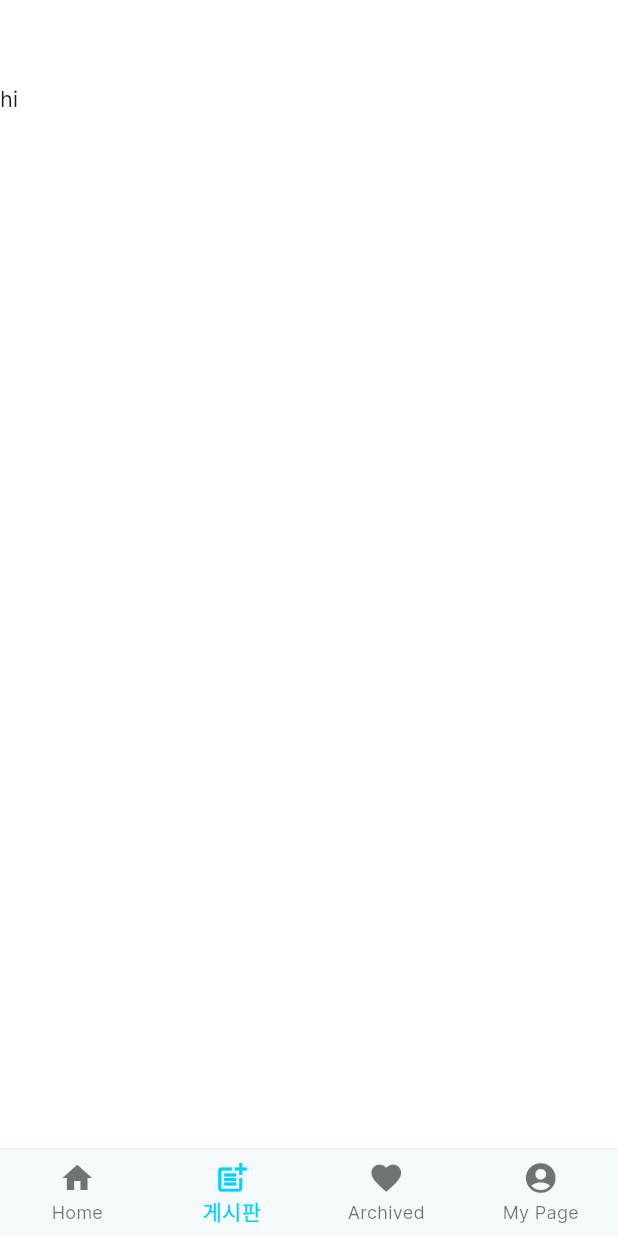
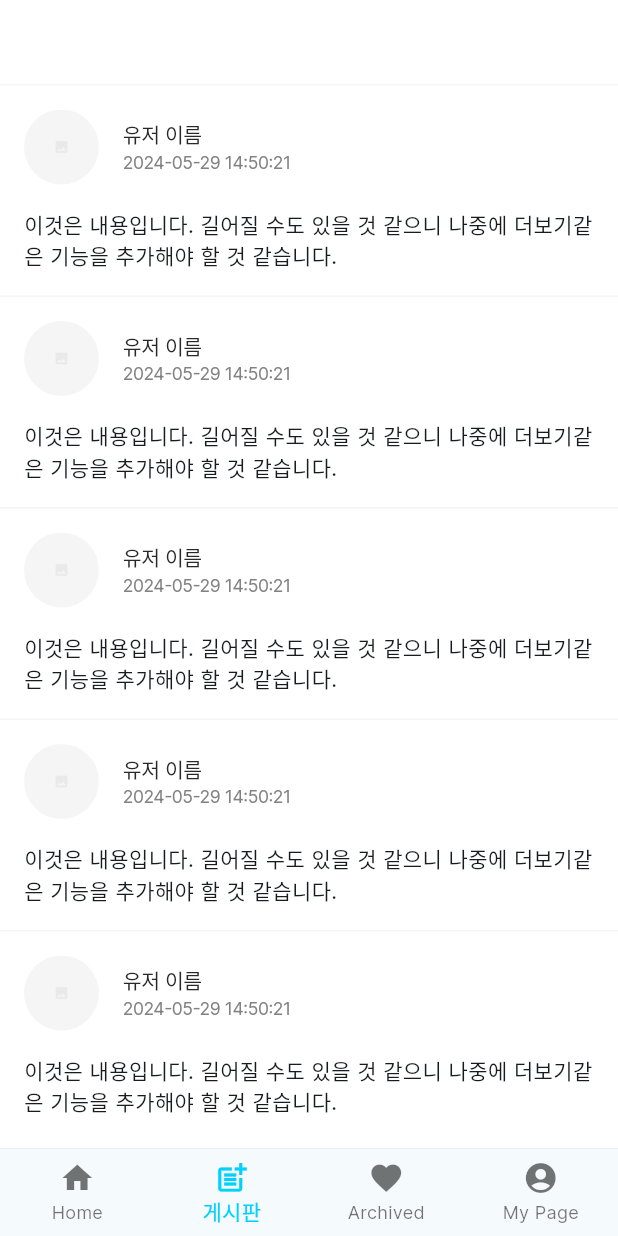
Before and after one commit to Team-FloWee/kovel-app, a Flutter app: the PostListScreen screen opened by its route, on a phone screen of 412 x 824 dp. Run offline on Flutter 3.47's test engine with Material 3 defaults, Android fonts, the phone set to English and light mode, and no system bars; our stand-ins replace cached_network_image, cloud_firestore, dio, easy_debounce, easy_localization, firebase_auth and 13 more; missing offline and left inert: kakao_flutter_sdk_user; accounts and stored records are empty; generated files the repository leaves out were written again.

Commit message:
feat: PostListScreen 뼈대 작업

```diff
--- /dev/null
+++ b/lib/presentation/post/components/post_widget.dart
@@ -0,0 +1,52 @@
+import 'package:flutter/material.dart';
+import 'package:flutter_screenutil/flutter_screenutil.dart';
+import 'package:kovel_app/config/ui_config.dart';
+import 'package:kovel_app/presentation/components/cached_network_image_component.dart';
+
+class PostWidget extends StatelessWidget {
+  const PostWidget({super.key});
+
+  @override
+  Widget build(BuildContext context) {
+    return Container(
+      width: 1.sw,
+      child: Column(
+        children: [
+          Divider(color: UiConfig.black.shade500, height: 1),
+          SizedBox(height: 16),
+          Row(
+            children: [
+              SizedBox(width: 16),
+              ClipRRect(
+                borderRadius: BorderRadius.circular(50),
+                child: Image.asset(
+                  'assets/images/blank_image.png',
+                  width: 50,
+                  height: 50,
+                ),
+              ),
+              SizedBox(width: 16),
+              Column(
+                crossAxisAlignment: CrossAxisAlignment.start,
+                children: [
+                  Text('유저 이름', style: UiConfig.bodyStyle),
+                  Text('2024-05-29 14:50:21',
+                  style: UiConfig.smallStyle.copyWith(
+                      color: UiConfig.black.shade700)
+                  )
+                ],
+              ),
+              SizedBox(width: 16),
+            ],
+          ),
+          SizedBox(height: 16),
+          Padding(
+            padding: const EdgeInsets.only(left: 16, right: 16),
+            child: Text('이것은 내용입니다. 길어질 수도 있을 것 같으니 나중에 더보기같은 기능을 추가해야 할 것 같습니다.'),
+          ),
+          SizedBox(height: 16),
+        ],
+      )
+    );
+  }
+}
--- a/lib/presentation/post/post_list_screen.dart
+++ b/lib/presentation/post/post_list_screen.dart
@@ -1,6 +1,7 @@
 import 'package:flutter/material.dart';
 import 'package:kovel_app/presentation/components/bottom_navi_bar.dart';
 import 'package:kovel_app/presentation/components/common_app_bar.dart';
+import 'package:kovel_app/presentation/post/components/post_widget.dart';
 
 class PostListScreen extends StatelessWidget {
   const PostListScreen({super.key});
@@ -12,8 +13,14 @@ class PostListScreen extends StatelessWidget {
         title: '',
       ),
       body: SafeArea(
-          child: Container(
-            child: Text('hi'),
+          child: SingleChildScrollView(
+            child: ListView.builder(
+              itemCount: 5,
+              shrinkWrap: true,
+              itemBuilder: (context, index) {
+                return PostWidget();
+              }
+            ),
           )
       ),
       bottomNavigationBar: BottomNaviBar(selectedIndex: 1),
```
